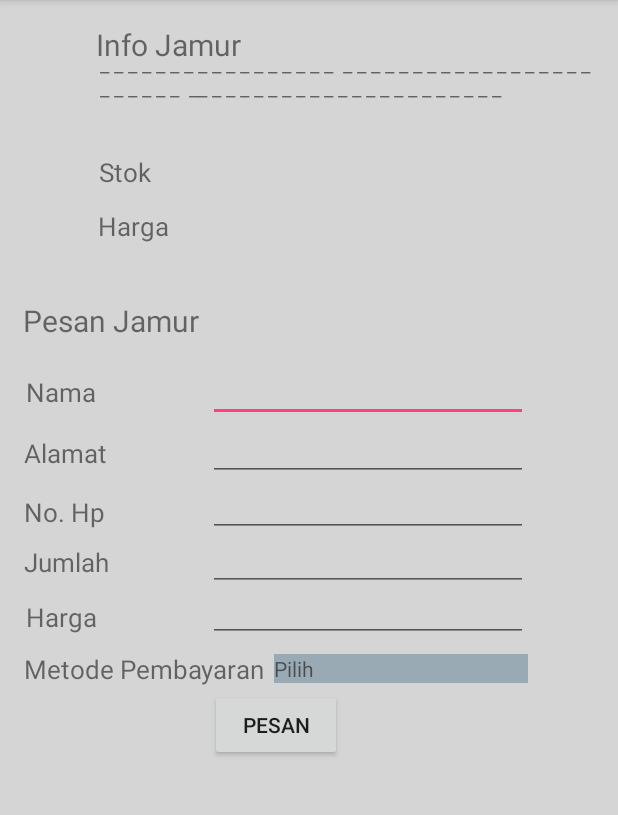
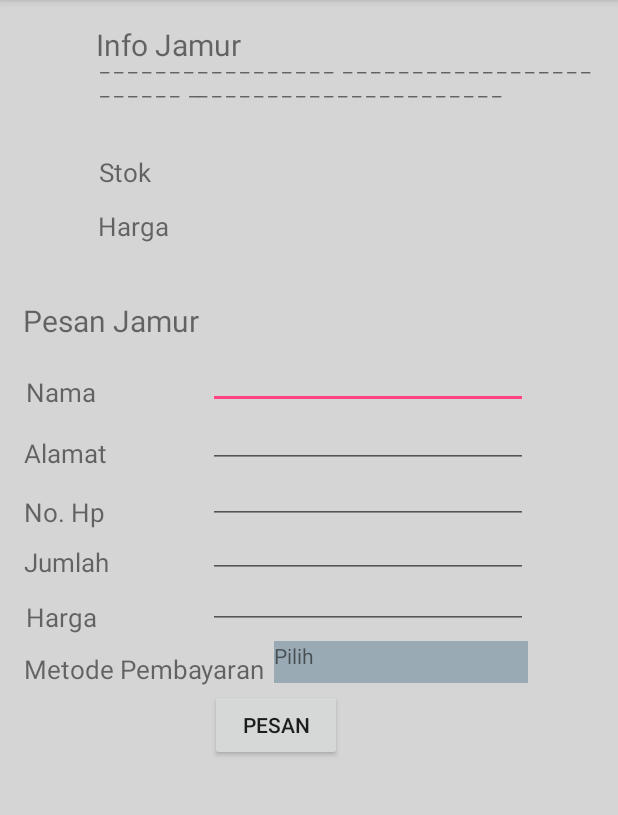
Before and after one commit to SokaJamur/Soka, an Android app: the InfoJamur screen opened directly, with no data from a screen before it, on a phone screen of 412 x 824 dp, the part 84-899 px from its top. Run offline under Robolectric (Android 15) with nearby library versions, the phone set to English and light mode, and no system bars; Roboto replaces fonts that are not available here.

Commit message:
coba ukuran drop down

```diff
--- a/SokaJamur/app/src/main/res/layout/activity_info_baglog.xml
+++ b/SokaJamur/app/src/main/res/layout/activity_info_baglog.xml
@@ -254,8 +254,8 @@
 
         <Spinner
             android:id="@+id/cbBox2"
-            android:layout_width="174dp"
-            android:layout_height="24dp"
+            android:layout_width="169dp"
+            android:layout_height="28dp"
             android:layout_alignParentLeft="true"
             android:layout_alignParentStart="true"
             android:layout_alignParentTop="true"
--- a/SokaJamur/app/src/main/res/layout/activity_info_jamur.xml
+++ b/SokaJamur/app/src/main/res/layout/activity_info_jamur.xml
@@ -274,7 +274,7 @@
         <Spinner
             android:id="@+id/cbBox"
             android:layout_width="169dp"
-            android:layout_height="19dp"
+            android:layout_height="28dp"
             android:layout_alignParentLeft="true"
             android:layout_alignParentStart="true"
             android:layout_alignParentTop="true"
--- a/SokaJamur/app/src/main/res/layout/item_spin.xml
+++ b/SokaJamur/app/src/main/res/layout/item_spin.xml
@@ -4,9 +4,9 @@
     android:layout_height="match_parent">
 
     <TextView
-        android:text="TextView"
-        android:layout_width="wrap_content"
-        android:layout_height="wrap_content"
         android:id="@+id/txItemSpin"
-        android:layout_weight="1" />
+        android:layout_width="394dp"
+        android:layout_height="61dp"
+        android:layout_weight="1"
+        android:text="TextView" />
 </LinearLayout>
```
